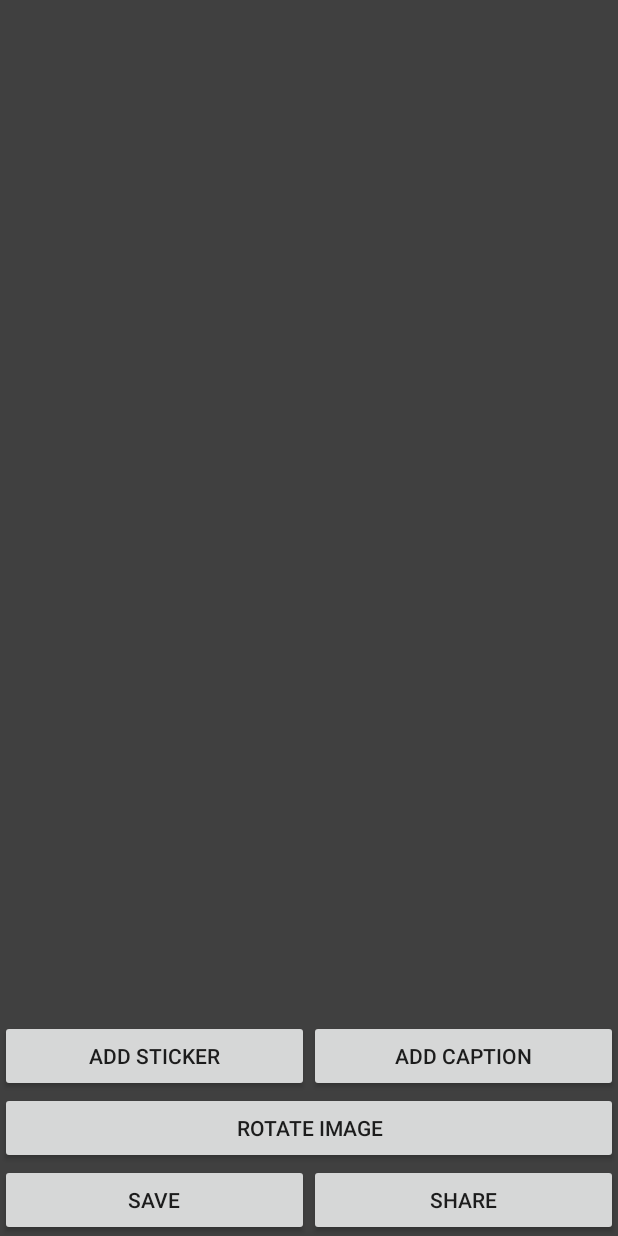
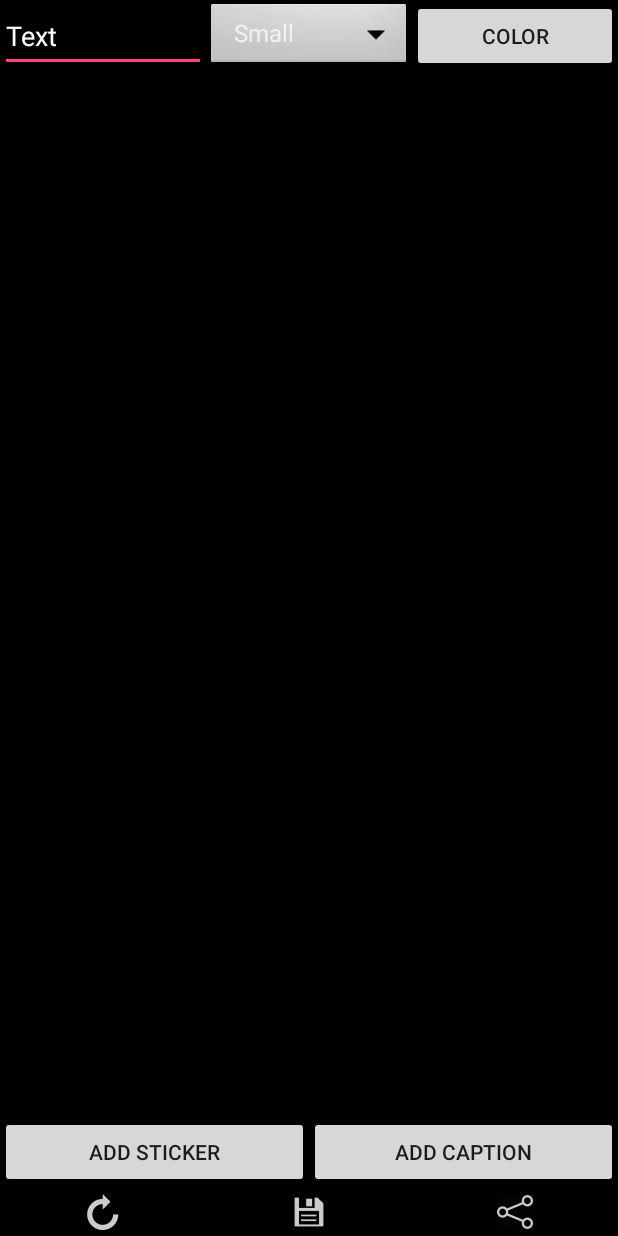
Before and after one commit to vmthanh/MemeGenerator2, an Android app: the DetailActivity screen opened directly, with no data from a screen before it, on a phone screen of 412 x 824 dp. Run offline under Robolectric (Android 15) with nearby library versions, the phone set to English and light mode, and no system bars; libraries missing offline, so code that uses them is left out: yuku.ambilwarna; 7 statements that could not run were skipped.

Commit message:
Change UI.

```diff
--- a/app/src/main/java/com/example/cpu10924_local/memegenerator/DetailActivity.java
+++ b/app/src/main/java/com/example/cpu10924_local/memegenerator/DetailActivity.java
@@ -40,10 +40,10 @@ public class DetailActivity extends Activity {
     private Bitmap bmpImage;
     private MyView MemeImageView;
     private EditText MemeEditText;
-    private Button SaveImageButton;
+    private ImageView SaveImageButton;
     private Button AddMemeStickerBtn;
     private Button AddCaptionBtn;
-    private Button RotateBtn;
+    private ImageView RotateBtn;
     private Spinner FontSpinner;
     private Button ColorSpinner;
     private static final int CHOOSE_IMAGE_REQUEST = 1;
@@ -56,7 +56,9 @@ public class DetailActivity extends Activity {
             case CHOOSE_IMAGE_REQUEST:
                 if (resultCode == RESULT_OK) {
                     Uri imageUri = data.getData();
+
                     try{
+                        int angle = checkImageOrientation(imageUri.getPath());
                         BitmapFactory.Options bmOptions = new BitmapFactory.Options();
                         bmOptions.inJustDecodeBounds = true;
                         Bitmap bmpSticker = BitmapFactory.decodeStream(getContentResolver().openInputStream(imageUri),null,bmOptions);
@@ -64,7 +66,7 @@ public class DetailActivity extends Activity {
                         bmOptions.inJustDecodeBounds = false;
                         InputStream inputStream = getContentResolver().openInputStream(imageUri);
                         bmpSticker = BitmapFactory.decodeStream(getContentResolver().openInputStream(imageUri),null,bmOptions);
-                        addMemeSticker(bmpSticker);
+                        addMemeSticker(bmpSticker,angle);
                     }catch (Exception e){
 
                     }
@@ -104,9 +106,15 @@ public class DetailActivity extends Activity {
         }
     }
 
-    private void addMemeSticker(Bitmap bitmapSticker)
+    private void addMemeSticker(Bitmap bitmapSticker,int angle)
     {
+
         Matrix matrix = new Matrix();
+
+
+            matrix.setRotate(angle);
+            bitmapSticker = Bitmap.createBitmap(bitmapSticker,0,0,bitmapSticker.getWidth(),bitmapSticker.getHeight(),matrix,false);
+
         Drawable drawable = new BitmapDrawable(getResources(),bitmapSticker);;
         Sticker newSticker = new Sticker(bitmapSticker,50,100,matrix,drawable);
         MemeImageView.setSticker(newSticker);
@@ -182,14 +190,14 @@ public class DetailActivity extends Activity {
             public void onClick(View v) {
                 MemeImageView.DeleteObject();
                 MemeImageView.invalidate();
-                deleteIcon.setVisibility(View.GONE);
-                TextSetting.setVisibility(View.GONE);
+                deleteIcon.setVisibility(View.INVISIBLE);
+                TextSetting.setVisibility(View.INVISIBLE);
             }
         });
     }
 
     private void getRotateButton() {
-        RotateBtn = (Button)findViewById(R.id.RotateBtn);
+        RotateBtn = (ImageView)findViewById(R.id.RotateBtn);
         RotateBtn.setOnClickListener(new View.OnClickListener() {
             @Override
             public void onClick(View v) {
@@ -240,7 +248,7 @@ public class DetailActivity extends Activity {
     }
 
     private void getSaveButton() {
-       SaveImageButton = (Button)findViewById(R.id.SaveImageButton);
+       SaveImageButton = (ImageView)findViewById(R.id.SaveImageButton);
         SaveImageButton.setOnClickListener(new View.OnClickListener() {
             @Override
             public void onClick(View v) {
@@ -348,13 +356,13 @@ public class DetailActivity extends Activity {
                     case MotionEvent.ACTION_DOWN:
                         captionTextClicked = MemeImageView.getInitTextLocation(event.getX(), event.getY());
                         if (captionTextClicked == null) {
-                            TextSetting.setVisibility(View.GONE);
-                            deleteIcon.setVisibility(View.GONE);
+                            TextSetting.setVisibility(View.INVISIBLE);
+
                             stickerClicked = MemeImageView.getInitStickerLocation(event.getX(), event.getY());
                             if (stickerClicked != null) {
                                 deleteIcon.setVisibility(View.VISIBLE);
                             }else{
-                                deleteIcon.setVisibility(View.GONE);
+                                deleteIcon.setVisibility(View.INVISIBLE);
                             }
                         } else {
 
--- a/app/src/main/res/layout/custom_view.xml
+++ b/app/src/main/res/layout/custom_view.xml
@@ -3,27 +3,67 @@
     xmlns:custom="http://schemas.android.com/apk/res-auto"
     android:orientation="vertical" android:layout_width="match_parent"
     android:layout_height="match_parent"
-    android:background="#404040"
+    android:background="#000000"
     >
+
+        <LinearLayout
+            android:layout_width="match_parent"
+            android:layout_height="wrap_content"
+            android:orientation="horizontal"
+            android:weightSum="3"
+            android:id="@+id/TextSetting"
+            android:visibility="visible">
+            <EditText
+                android:layout_width="match_parent"
+                android:layout_height="match_parent"
+                android:id="@+id/MemeEditText"
+                android:layout_weight="1"
+                android:hint="Text"
+                android:textColor="#ffffff"
+                android:textColorHint="#ffffff"
+                />
+            <Spinner
+                android:layout_width="match_parent"
+                android:layout_height="match_parent"
+                android:prompt="@string/font_size_promp"
+                android:spinnerMode="dialog"
+                android:id="@+id/FontSpinner"
+                android:layout_weight="1"
+                android:theme="@style/Theme.NoTitleBar.WithColoredSpinners"
+                ></Spinner>
+            <Button
+                android:layout_width="match_parent"
+                android:layout_height="wrap_content"
+                android:id="@+id/ColorSpinner"
+                android:text="Color"
+                android:layout_weight="1"/>
+        </LinearLayout>
+        <ImageView
+            android:layout_width="35dp"
+            android:layout_height="35dp"
+            android:src="@drawable/delete_icon"
+            android:layout_centerHorizontal="true"
+            android:id="@+id/deleteIcon"
+            android:visibility="invisible"
+            android:layout_below="@+id/TextSetting"
+            />
+
     <com.example.cpu10924_local.memegenerator.MyView
-        android:layout_width="wrap_content"
-        android:layout_height="300dp"
+        android:layout_width="match_parent"
+        android:layout_height="match_parent"
         android:id="@+id/myview"
-        android:layout_marginTop="30dp"
-        android:layout_centerHorizontal="true"
-       />
+        android:layout_below="@+id/deleteIcon"
+        android:layout_above="@+id/actionBtn"
+        />
+
     <LinearLayout
+        android:id="@+id/actionBtn"
         android:layout_width="match_parent"
         android:layout_height="wrap_content"
         android:orientation="vertical"
-        android:layout_alignParentBottom="true">
-        <ImageView
-            android:layout_width="40dp"
-            android:layout_height="40dp"
-            android:src="@drawable/delete_icon"
-            android:layout_gravity="center"
-            android:id="@+id/deleteIcon"
-            android:visibility="gone"/>
+        android:layout_alignParentBottom="true"
+     >
+
         <LinearLayout
             android:layout_width="match_parent"
             android:layout_height="wrap_content"
@@ -42,62 +82,28 @@
                 android:text="Add Caption"
                 android:layout_weight="1"/>
         </LinearLayout>
-
-        <Button
-            android:layout_width="match_parent"
-            android:layout_height="wrap_content"
-            android:id="@+id/RotateBtn"
-            android:text="Rotate image"/>
-        <LinearLayout
-            android:layout_width="match_parent"
-            android:layout_height="wrap_content"
-            android:orientation="horizontal"
-            android:weightSum="3"
-            android:id="@+id/TextSetting"
-            android:visibility="gone">
-            <EditText
-                android:layout_width="match_parent"
-                android:layout_height="wrap_content"
-                android:id="@+id/MemeEditText"
-                android:layout_weight="1"
-                android:hint="Text"
-                android:textColor="#ffffff"
-                android:textColorHint="#ffffff"
-                />
-            <Spinner
-                android:layout_width="match_parent"
-                android:layout_height="wrap_content"
-                android:prompt="@string/font_size_promp"
-                android:spinnerMode="dialog"
-                android:id="@+id/FontSpinner"
-                android:layout_weight="1"
-                android:theme="@style/Theme.NoTitleBar.WithColoredSpinners"
-
-                ></Spinner>
-            <Button
-                android:layout_width="match_parent"
-                android:layout_height="wrap_content"
-                android:id="@+id/ColorSpinner"
-                android:text="Color"
-                android:layout_weight="1"/>
-        </LinearLayout>
-
         <LinearLayout
             android:layout_width="match_parent"
             android:layout_height="match_parent"
             android:orientation="horizontal"
-            android:weightSum="2">
-            <Button
+            android:weightSum="3">
+            <ImageView
                 android:layout_width="match_parent"
-                android:layout_height="wrap_content"
+                android:layout_height="match_parent"
+                android:id="@+id/RotateBtn"
+               android:src="@drawable/rotate_icon"
+                android:layout_weight="1"/>
+            <ImageView
+                android:layout_width="match_parent"
+                android:layout_height="match_parent"
                 android:id="@+id/SaveImageButton"
-                android:text="Save"
+               android:src="@drawable/save_icon"
                 android:layout_weight="1"/>
-            <Button
+            <ImageView
                 android:layout_width="match_parent"
-                android:layout_height="wrap_content"
+                android:layout_height="match_parent"
                 android:id="@+id/ShareImageButton"
-                android:text="Share"
+                android:src="@drawable/share_icon"
                 android:layout_weight="1"/>
         </LinearLayout>
 
```
Also changed, not shown: app/src/main/java/com/example/cpu10924_local/memegenerator/MyView.java (+16 -32 lines), app/src/main/res/drawable-hdpi/rotate_icon.png (added), app/src/main/res/drawable-hdpi/save_icon.png (added), app/src/main/res/drawable-hdpi/share_icon.png (added), app/src/main/res/drawable-mdpi/rotate_icon.png (added), app/src/main/res/drawable-mdpi/save_icon.png (added), app/src/main/res/drawable-mdpi/share_icon.png (added), app/src/main/res/drawable-xhdpi/rotate_icon.png (added), app/src/main/res/drawable-xhdpi/save_icon.png (added), app/src/main/res/drawable-xhdpi/share_icon.png (added), app/src/main/res/drawable-xxhdpi/rotate_icon.png (added), app/src/main/res/drawable-xxhdpi/save_icon.png (added), app/src/main/res/drawable-xxhdpi/share_icon.png (added), app/src/main/share-icon-web.png (added).
